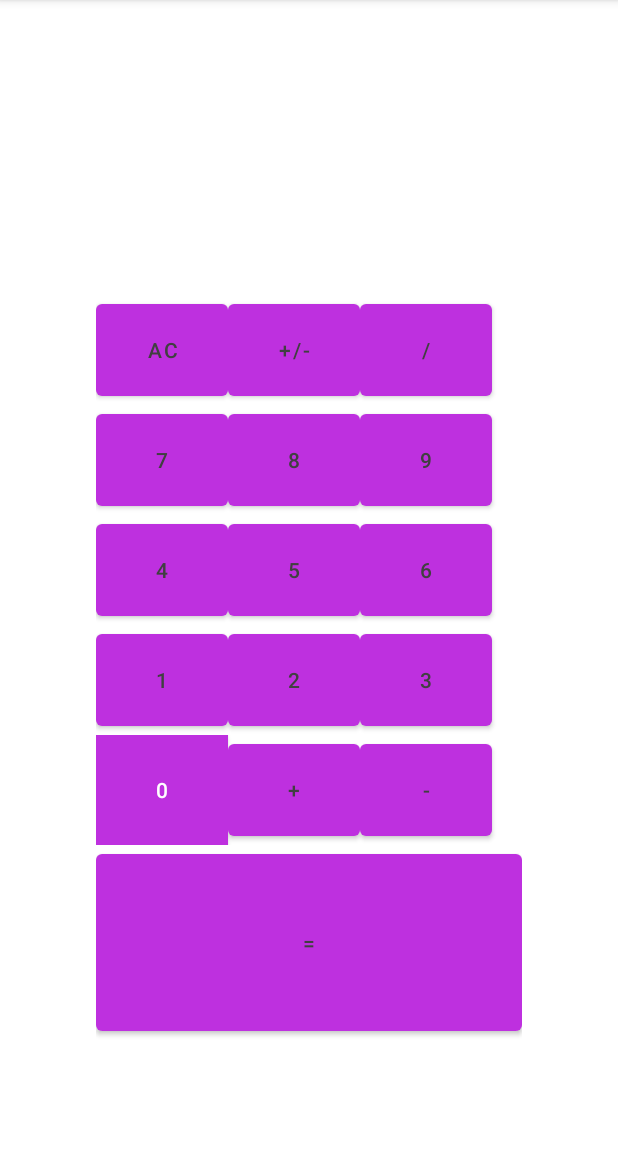
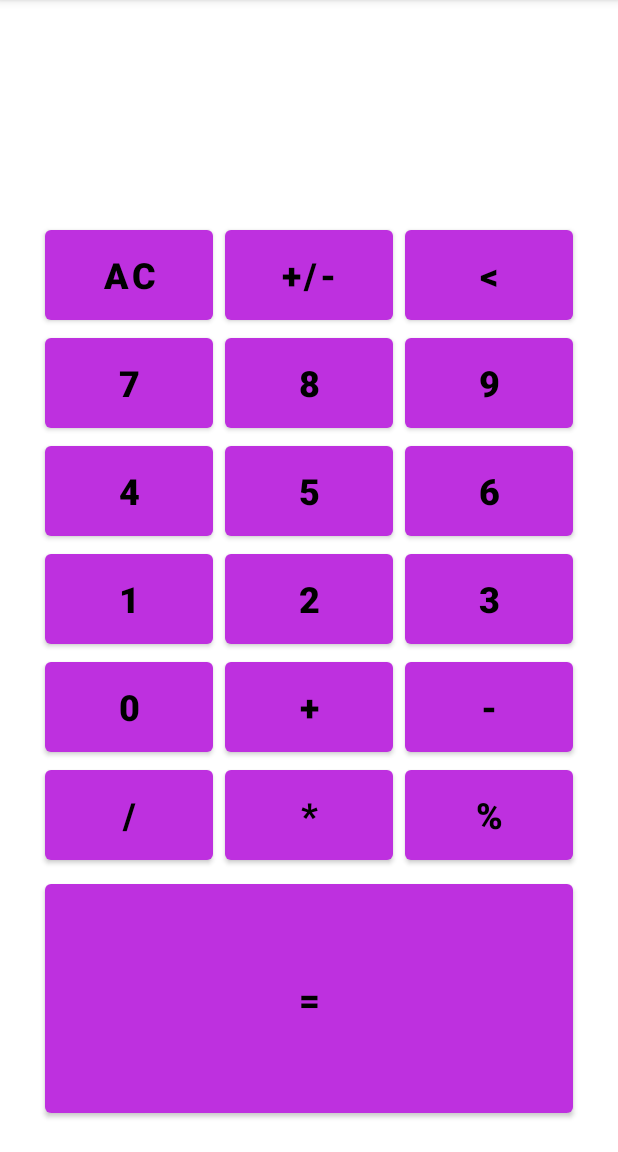
Before and after one commit to coddingp/MyCalculator, an Android app: the screen it shows after launch (MainActivity), on a phone screen of 412 x 824 dp, the part 84-1236 px from its top. Run offline under Robolectric (Android 15) with nearby library versions, the phone set to English and light mode, and no system bars.

Commit message:
Home Commit

```diff
--- a/app/src/main/java/com/example/mycalculator/MainActivity.kt
+++ b/app/src/main/java/com/example/mycalculator/MainActivity.kt
@@ -14,22 +14,24 @@ class MainActivity : AppCompatActivity() {
         updateDisplay("")
     }
 
+    // operationList contains all the current operations
     val operationList: MutableList<String> = arrayListOf()
+    //numberCache contains all the current digits
     val numberCache: MutableList<String> = arrayListOf()
 
-
-    //I couldn't find mkString.. so I improvised
+    //This method returns string value of all the prev operations and digits
     fun makeString(list: List<String>,joiner: String = "") : String {
-
         if (list.isEmpty()) return ""
         return list.reduce { r, s -> r + joiner + s }
     }
 
+    // clearCache method clears all the cash of nums and operations used before
     fun clearCache() {
         numberCache.clear()
         operationList.clear()
     }
 
+    // updateDisplay shows what
     fun updateDisplay(mainDisplayString: String){
 
         val fullCalculationString = makeString(operationList, " ")
@@ -45,6 +47,7 @@ class MainActivity : AppCompatActivity() {
         updateDisplay("")
     }
 
+    // equalsClick
     fun equalsClick(view: View) {
         operationList.add(makeString(numberCache))
         numberCache.clear()
@@ -88,5 +91,9 @@ class MainActivity : AppCompatActivity() {
         val text = makeString(numberCache)
         updateDisplay(text)
     }
+    //I didn't finish it yet
+    fun backspace(view: View) {
+
+    }
 
 }
--- a/app/src/main/res/layout/activity_main.xml
+++ b/app/src/main/res/layout/activity_main.xml
@@ -3,9 +3,10 @@
     xmlns:tools="http://schemas.android.com/tools"
     android:layout_width="match_parent"
     android:layout_height="wrap_content"
-    android:paddingLeft="64dp"
+    android:gravity="center"
+    android:paddingLeft="16dp"
     android:paddingTop="16dp"
-    android:paddingRight="64dp"
+    android:paddingRight="16dp"
     android:paddingBottom="16dp"
     tools:context=".MainActivity">
 
@@ -14,6 +15,7 @@
         android:layout_height="match_parent"
         android:layout_alignParentTop="true"
         android:layout_centerHorizontal="true"
+        android:gravity="center"
         android:orientation="vertical"
         tools:ignore="UselessParent">
 
@@ -21,195 +23,286 @@
             android:id="@+id/fullCalculationText"
             android:layout_width="wrap_content"
             android:layout_height="wrap_content"
-            android:text="@string/calculator"
+            android:text="@string/_0"
+            android:textAlignment="textEnd"
             android:textAppearance="?android:attr/textAppearanceSmall" />
 
         <TextView
             android:id="@+id/textView"
             android:layout_width="fill_parent"
-            android:layout_height="161dp"
+            android:layout_height="112dp"
             android:backgroundTintMode="screen"
             android:padding="20dp"
             android:paddingLeft="20dp"
             android:paddingTop="20dp"
             android:paddingBottom="8dp"
             android:text="@string/dash"
-            android:textSize="64sp"
             android:textAlignment="textEnd"
+            android:textAppearance="?android:attr/textAppearanceLarge"
 
-            android:textAppearance="?android:attr/textAppearanceLarge" />
+            android:textSize="64sp" />
 
         <LinearLayout
             android:layout_width="match_parent"
-            android:layout_height="73dp"
+            android:layout_height="72dp"
+            android:gravity="center"
             android:orientation="horizontal">
 
             <Button
                 android:id="@+id/button9"
-                android:layout_width="wrap_content"
-                android:layout_height="fill_parent"
+                android:layout_width="112dp"
+                android:layout_height="72dp"
+                android:layout_marginHorizontal="4dp"
                 android:onClick="clearClick"
                 android:text="@string/ac"
-                android:textColor="@color/colorPrimaryDark" />
+                android:textColor="@color/colorPrimary"
+                android:textSize="24sp"
+                android:textStyle="bold" />
 
             <Button
                 android:id="@+id/button10"
-                android:layout_width="wrap_content"
-                android:layout_height="match_parent"
+                android:layout_width="112dp"
+                android:layout_height="72dp"
+                android:layout_marginHorizontal="4dp"
                 android:onClick="negateNumber"
                 android:text="@string/Plus_Minus"
-                android:textColor="@color/colorPrimaryDark" />
+                android:textColor="@color/colorPrimary"
+                android:textSize="24sp"
+                android:textStyle="bold" />
 
             <Button
-                android:id="@+id/button12"
-                android:layout_width="wrap_content"
-                android:layout_height="match_parent"
-                android:onClick="buttonClick"
-                android:text="@string/div"
-                android:textColor="@color/colorPrimaryDark" />
+                android:id="@+id/button14"
+                android:layout_width="112dp"
+                android:layout_height="72dp"
+                android:layout_marginHorizontal="4dp"
+                android:onClick="backspace"
+                android:text="@string/backspace"
+                android:textColor="@color/colorPrimary"
+                android:textSize="24sp"
+                android:textStyle="bold" />
 
         </LinearLayout>
 
         <LinearLayout
             android:layout_width="match_parent"
-            android:layout_height="73dp"
+            android:layout_height="72dp"
+            android:gravity="center"
             android:orientation="horizontal">
 
             <Button
                 android:id="@+id/sevenButton"
-                android:layout_width="wrap_content"
-                android:layout_height="fill_parent"
+                android:layout_width="112dp"
+                android:layout_height="72dp"
+                android:layout_marginHorizontal="4dp"
                 android:onClick="numberClick"
                 android:text="@string/_7"
-                android:textColor="@color/colorPrimaryDark" />
+                android:textColor="@color/colorPrimary"
+                android:textSize="24sp"
+                android:textStyle="bold" />
 
             <Button
                 android:id="@+id/eightButton"
-                android:layout_width="wrap_content"
-                android:layout_height="match_parent"
+                android:layout_width="112dp"
+                android:layout_height="72dp"
+                android:layout_marginHorizontal="4dp"
                 android:onClick="numberClick"
                 android:text="@string/_8"
-                android:textColor="@color/colorPrimaryDark" />
+                android:textColor="@color/colorPrimary"
+                android:textSize="24sp"
+                android:textStyle="bold" />
 
             <Button
                 android:id="@+id/nineButton"
-                android:layout_width="wrap_content"
-                android:layout_height="match_parent"
+                android:layout_width="112dp"
+                android:layout_height="72dp"
+                android:layout_marginHorizontal="4dp"
                 android:onClick="numberClick"
                 android:text="@string/_9"
-                android:textColor="@color/colorPrimaryDark" />
+                android:textColor="@color/colorPrimary"
+                android:textSize="24sp"
+                android:textStyle="bold" />
 
         </LinearLayout>
 
         <LinearLayout
             android:layout_width="match_parent"
-            android:layout_height="73dp"
+            android:layout_height="72dp"
+            android:gravity="center"
             android:orientation="horizontal">
 
             <Button
                 android:id="@+id/fourButton"
-                android:layout_width="wrap_content"
-                android:layout_height="fill_parent"
+                android:layout_width="112dp"
+                android:layout_height="72dp"
+                android:layout_marginHorizontal="4dp"
                 android:onClick="numberClick"
                 android:text="@string/_4"
-                android:textColor="@color/colorPrimaryDark" />
+                android:textColor="@color/colorPrimary"
+                android:textSize="24sp"
+                android:textStyle="bold" />
 
             <Button
                 android:id="@+id/fiveButton"
-                android:layout_width="wrap_content"
-                android:layout_height="match_parent"
+                android:layout_width="112dp"
+                android:layout_height="72dp"
+                android:layout_marginHorizontal="4dp"
                 android:onClick="numberClick"
                 android:text="@string/_5"
-                android:textColor="@color/colorPrimaryDark" />
+                android:textColor="@color/colorPrimary"
+                android:textSize="24sp"
+                android:textStyle="bold" />
 
             <Button
                 android:id="@+id/sixButton"
-                android:layout_width="wrap_content"
-                android:layout_height="match_parent"
+                android:layout_width="112dp"
+                android:layout_height="72dp"
+                android:layout_marginHorizontal="4dp"
                 android:onClick="numberClick"
                 android:text="@string/_6"
-                android:textColor="@color/colorPrimaryDark" />
+                android:textColor="@color/colorPrimary"
+                android:textSize="24sp"
+                android:textStyle="bold" />
 
         </LinearLayout>
 
         <LinearLayout
             android:layout_width="match_parent"
-            android:layout_height="73dp"
+            android:layout_height="72dp"
+            android:gravity="center"
             android:orientation="horizontal">
 
             <Button
                 android:id="@+id/oneButton"
-                android:layout_width="wrap_content"
-                android:layout_height="fill_parent"
+                android:layout_width="112dp"
+                android:layout_height="72dp"
+                android:layout_marginHorizontal="4dp"
                 android:onClick="numberClick"
                 android:text="@string/_1"
-                android:textColor="@color/colorPrimaryDark" />
+                android:textColor="@color/colorPrimary"
+                android:textSize="24sp"
+                android:textStyle="bold" />
 
             <Button
                 android:id="@+id/twoButton"
-                android:layout_width="wrap_content"
-                android:layout_height="match_parent"
+                android:layout_width="112dp"
+                android:layout_height="72dp"
+                android:layout_marginHorizontal="4dp"
                 android:onClick="numberClick"
                 android:text="@string/_2"
-                android:textColor="@color/colorPrimaryDark" />
+                android:textColor="@color/colorPrimary"
+                android:textSize="24sp"
+                android:textStyle="bold" />
 
             <Button
                 android:id="@+id/threeButton"
-                android:layout_width="wrap_content"
-                android:layout_height="match_parent"
+                android:layout_width="112dp"
+                android:layout_height="72dp"
+                android:layout_marginHorizontal="4dp"
                 android:onClick="numberClick"
                 android:text="@string/_3"
-                android:textColor="@color/colorPrimaryDark" />
+                android:textColor="@color/colorPrimary"
+                android:textSize="24sp"
+                android:textStyle="bold" />
 
         </LinearLayout>
 
         <LinearLayout
             android:layout_width="match_parent"
-            android:layout_height="73dp"
+            android:layout_height="72dp"
+            android:gravity="center"
             android:orientation="horizontal">
 
             <Button
                 android:id="@+id/zeroButton"
-                android:layout_width="wrap_content"
-                android:layout_height="fill_parent"
+                android:layout_width="112dp"
+                android:layout_height="72dp"
+                android:layout_marginHorizontal="4dp"
                 android:onClick="numberClick"
                 android:text="@string/_0"
-                android:background="@color/colorPrimaryDark"
-                />
+                android:textColor="@color/colorPrimary"
+                android:textSize="24sp"
+                android:textStyle="bold" />
 
             <Button
                 android:id="@+id/button16"
-                android:layout_width="wrap_content"
-                android:layout_height="match_parent"
+                android:layout_width="112dp"
+                android:layout_height="72dp"
+                android:layout_marginHorizontal="4dp"
                 android:onClick="buttonClick"
                 android:text="@string/plus"
-                android:textColor="@color/colorPrimaryDark" />
+                android:textColor="@color/colorPrimary"
+                android:textSize="24sp"
+                android:textStyle="bold" />
 
             <Button
                 android:id="@+id/subtractButton"
-                android:layout_width="wrap_content"
-                android:layout_height="match_parent"
+                android:layout_width="112dp"
+                android:layout_height="72dp"
+                android:layout_marginHorizontal="4dp"
                 android:nestedScrollingEnabled="false"
                 android:onClick="buttonClick"
                 android:text="@string/minus"
-                android:textColor="@color/colorPrimaryDark" />
+                android:textColor="@color/colorPrimary"
+                android:textSize="24sp"
+                android:textStyle="bold" />
+
+        </LinearLayout>
+
+        <LinearLayout
+            android:layout_width="match_parent"
+            android:layout_height="72dp"
+            android:gravity="center"
+            android:orientation="horizontal">
+
+            <Button
+                android:id="@+id/button8"
+                android:layout_width="112dp"
+                android:layout_height="72dp"
+                android:layout_marginHorizontal="4dp"
+                android:nestedScrollingEnabled="false"
+                android:onClick="buttonClick"
+                android:text="@string/div"
+                android:textColor="@color/colorPrimary"
+                android:textSize="24sp"
+                android:textStyle="bold" />
+
+            <Button
+                android:id="@+id/button11"
+                android:layout_width="112dp"
+                android:layout_height="72dp"
+                android:layout_marginHorizontal="4dp"
+                android:nestedScrollingEnabled="false"
+                android:onClick="buttonClick"
+                android:text="@string/mult"
+                android:textColor="@color/colorPrimary"
+                android:textSize="24sp"
+                android:textStyle="bold" />
+
+            <Button
+                android:id="@+id/button13"
+                android:layout_width="112dp"
+                android:layout_height="72dp"
+                android:layout_marginHorizontal="4dp"
+                android:nestedScrollingEnabled="false"
+                android:onClick="buttonClick"
+                android:text="@string/percent"
+                android:textColor="@color/colorPrimary"
+                android:textSize="24sp"
+                android:textStyle="bold" />
 
         </LinearLayout>
 
         <Button
-            android:id="@+id/button8"
-            android:layout_width="wrap_content"
-            android:layout_height="0dp"
-            android:onClick="buttonClick"
-            android:text="@string/mult"
-            android:textColor="@color/colorPrimaryDark" />
-
-        <Button
             android:id="@+id/button20"
-            android:layout_width="match_parent"
-            android:layout_height="130dp"
+            android:layout_width="352dp"
+            android:layout_height="match_parent"
+            android:layout_margin="4dp"
+            android:gravity="center"
             android:onClick="equalsClick"
             android:text="@string/equal"
-            android:textColor="@color/colorPrimaryDark" />
+            android:textColor="@color/colorPrimary"
+            android:textSize="24sp"
+            android:textStyle="bold" />
+
     </LinearLayout>
 </RelativeLayout>
--- a/app/src/main/res/values/strings.xml
+++ b/app/src/main/res/values/strings.xml
@@ -20,4 +20,6 @@
     <string name="calculator">Calculator</string>
     <string name="desh">_</string>
     <string name="dash">_</string>
+    <string name="percent">%</string>
+    <string name="backspace"><![CDATA[<]]></string>
 </resources>
```
